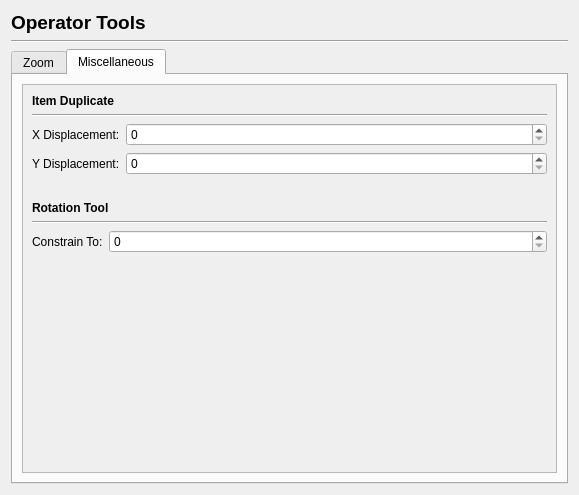
Above: scribus/ui/prefs_operatortoolsbase.ui from scribusproject/scribus before the change. Below: the same form after it.
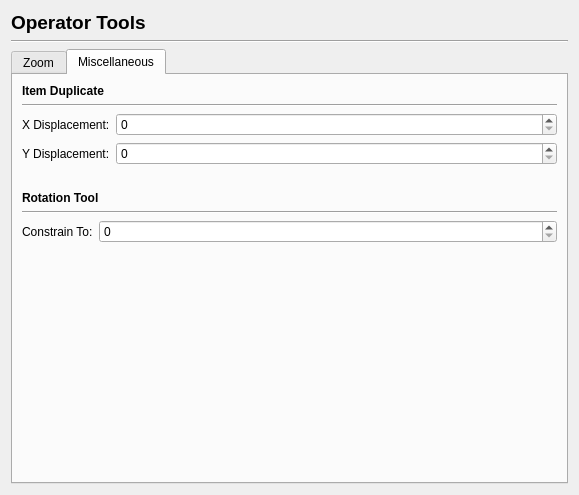
That is the form after the change. The open tabs and pages were chosen to show the change. Custom widgets are drawn as their Qt base class.

Commit message: Reduce prefs window size to allow use on small screens.. with window decoration on OSX.. v=524px

```diff
--- a/scribus/ui/prefs_operatortoolsbase.ui
+++ b/scribus/ui/prefs_operatortoolsbase.ui
@@ -164,21 +164,6 @@
       </attribute>
       <layout class="QVBoxLayout" name="verticalLayout_3">
        <item>
-        <widget class="QScrollArea" name="scrollArea_2">
-         <property name="widgetResizable">
-          <bool>true</bool>
-         </property>
-         <widget class="QWidget" name="scrollAreaWidgetContents_2">
-          <property name="geometry">
-           <rect>
-            <x>0</x>
-            <y>0</y>
-            <width>165</width>
-            <height>186</height>
-           </rect>
-          </property>
-          <layout class="QVBoxLayout" name="verticalLayout_5">
-           <item>
             <widget class="QLabel" name="label_5">
              <property name="font">
               <font>
@@ -290,10 +275,6 @@
               </size>
              </property>
             </spacer>
-           </item>
-          </layout>
-         </widget>
-        </widget>
        </item>
       </layout>
      </widget>
```
Left out of the diff: 19 changed lines with no effect on the pictures. Lines whose indentation alone changed are shown as unchanged. The commit also changes 12 other files.
